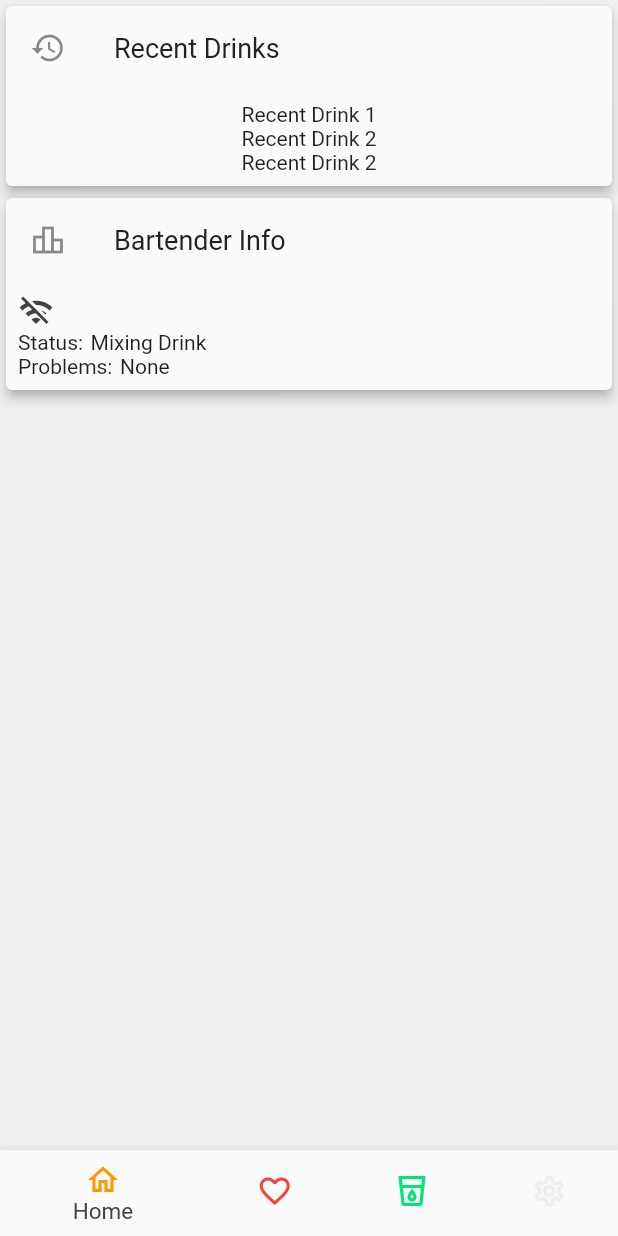
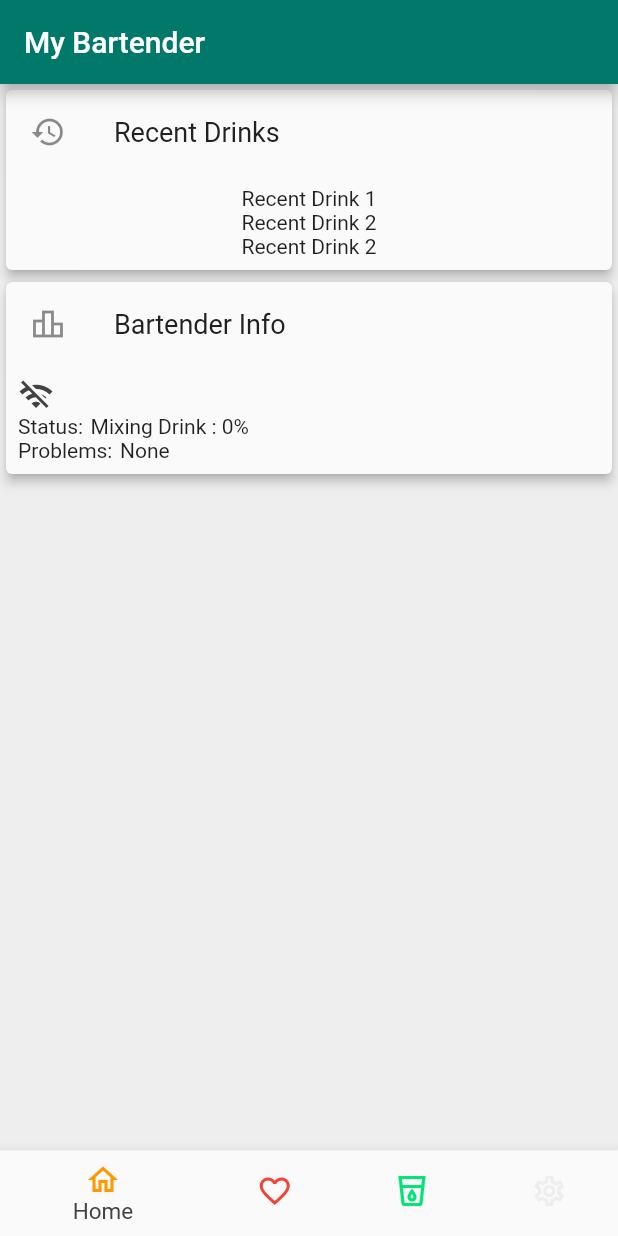
Before and after one commit to Warlord3/Bartender, a Flutter app: the screen it shows after launch, on a phone screen of 412 x 824 dp. Run offline on Flutter 3.47's test engine with Material 2 defaults, Android fonts, the phone set to English and light mode, and no system bars; our stand-ins replace shared_preferences; network calls fail.

Commit message:
Add Progress to HomePage

```diff
--- a/App/lib/Pages/Home/PageHome.dart
+++ b/App/lib/Pages/Home/PageHome.dart
@@ -99,8 +99,13 @@ class _HOmePageState extends State<HomePage> {
                                   ),
                                   Padding(
                                     padding: EdgeInsets.only(left: 5),
-                                    child: Text(
-                                      languageManager.getData("mixing_drink"),
+                                    child: Selector<DataManager, int>(
+                                      builder: (context, data, child) {
+                                        return Text(
+                                            '${languageManager.getData("mixing_drink")} : $data%');
+                                      },
+                                      selector: (buildContext, countPro) =>
+                                          countPro.drinkProgress,
                                     ),
                                   ),
                                   // ToDo add bartender status
--- a/App/lib/Pages/PageRouter.dart
+++ b/App/lib/Pages/PageRouter.dart
@@ -30,6 +30,9 @@ class _PageRouterState extends State<PageRouter> {
     pageState = Provider.of<PageStateManager>(context);
     themeChangeProvider = Provider.of<ThemeManager>(context);
     return Scaffold(
+      appBar: AppBar(
+        title: Text(getAppBarTitle()),
+      ),
       resizeToAvoidBottomInset: false,
       body: WillPopScope(
         onWillPop: () async {
@@ -197,4 +200,32 @@ class _PageRouterState extends State<PageRouter> {
       ),
     );
   }
+
+  String getAppBarTitle() {
+    String title = "";
+    setState(() {
+      switch (pageState.lastPageIndex) {
+        case 0:
+          title = "My Bartender";
+          break;
+        case 1:
+          title = "Favorite";
+
+          break;
+        case 2:
+          title = "Drinks";
+
+          break;
+        case 3:
+          title = "Settings";
+
+          break;
+        default:
+          title = "";
+
+          break;
+      }
+    });
+    return title;
+  }
 }
--- a/App/lib/bloc/DataManager.dart
+++ b/App/lib/bloc/DataManager.dart
@@ -1,5 +1,6 @@
 import 'dart:convert';
 import 'package:bartender/bloc/PageStateManager.dart';
+import 'package:bartender/models/CommunicationData.dart';
 import 'package:bartender/models/Drinks.dart';
 import 'package:bartender/models/PumpConfiguration.dart';
 import 'package:bartender/models/Websocket.dart';
@@ -21,6 +22,7 @@ class DataManager with ChangeNotifier {
         onDisconnectCallback: disconnected,
         onDataCallback: callback);
   }
+  int drinkProgress = 0;
 
   DataManager.empty() {
     allDrinks = [];
@@ -255,5 +257,16 @@ class DataManager with ChangeNotifier {
     notifyListeners();
   }
 
-  void callback(dynamic data) {}
+  void callback(dynamic data) {
+    if (data == "Connected") {
+    } else {
+      var json = jsonDecode(data);
+      String command = Command.fromJson(json).command;
+      if (command == "status") {
+      } else if (command == "progress") {
+        drinkProgress = Progress.fromJson(json).progress;
+        notifyListeners();
+      }
+    }
+  }
 }
```
